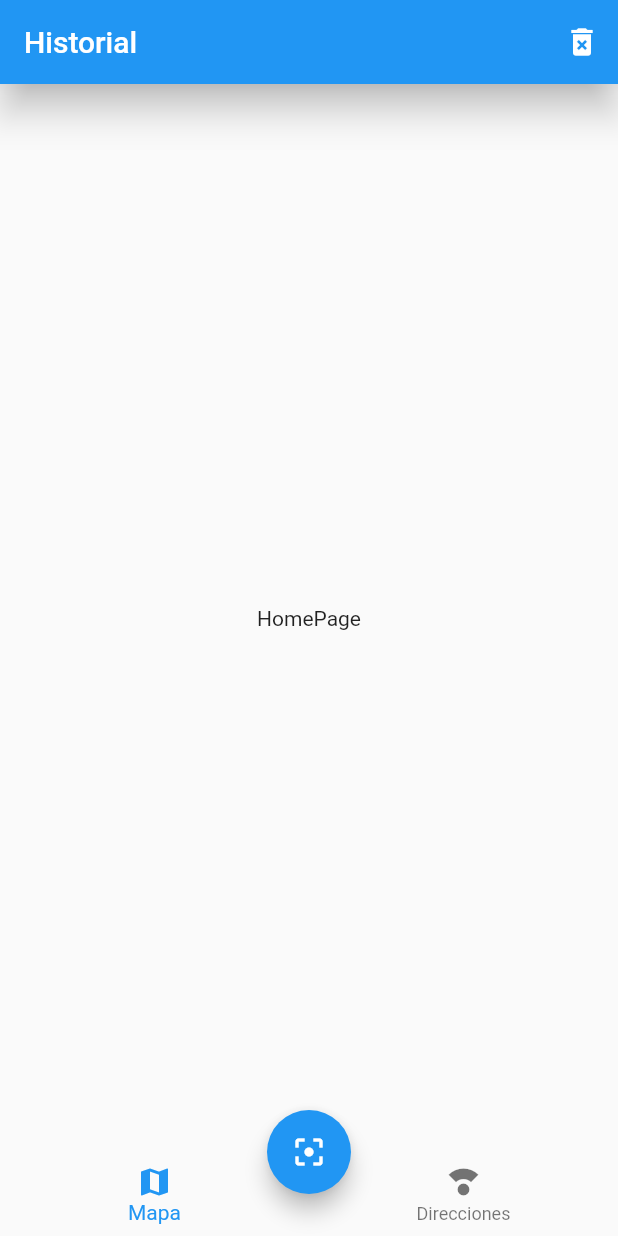
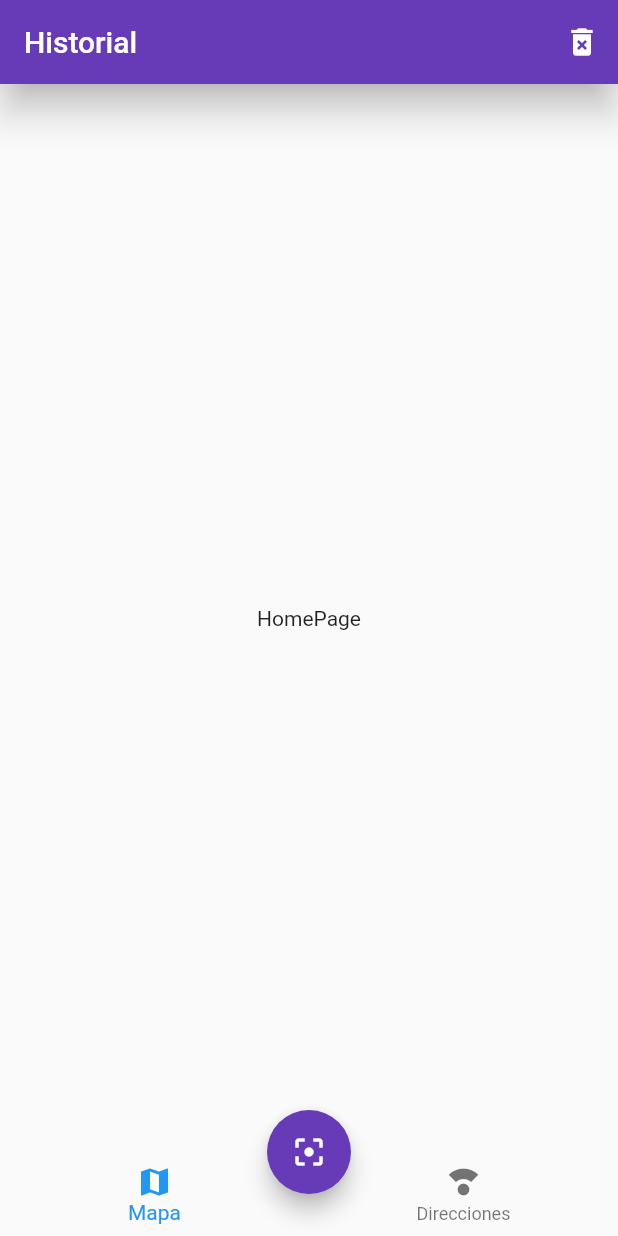
Before and after one commit to leoperez0782/qr-scanner, a Flutter app: the screen it shows after launch, on a phone screen of 412 x 824 dp. Run offline on Flutter 3.47's test engine with Material 2 defaults, Android fonts, the phone set to English and light mode, and no system bars.

Commit message:
agregado theme

```diff
--- a/lib/main.dart
+++ b/lib/main.dart
@@ -12,6 +12,10 @@ class MyApp extends StatelessWidget {
       title: 'QR Scanner',
       initialRoute: 'home',
       routes: {'home': (_) => HomePage(), 'map': (_) => MapPage()},
+      theme: ThemeData(
+          primaryColor: Colors.deepPurple,
+          floatingActionButtonTheme: FloatingActionButtonThemeData(
+              backgroundColor: Colors.deepPurple)),
     );
   }
 }
```
